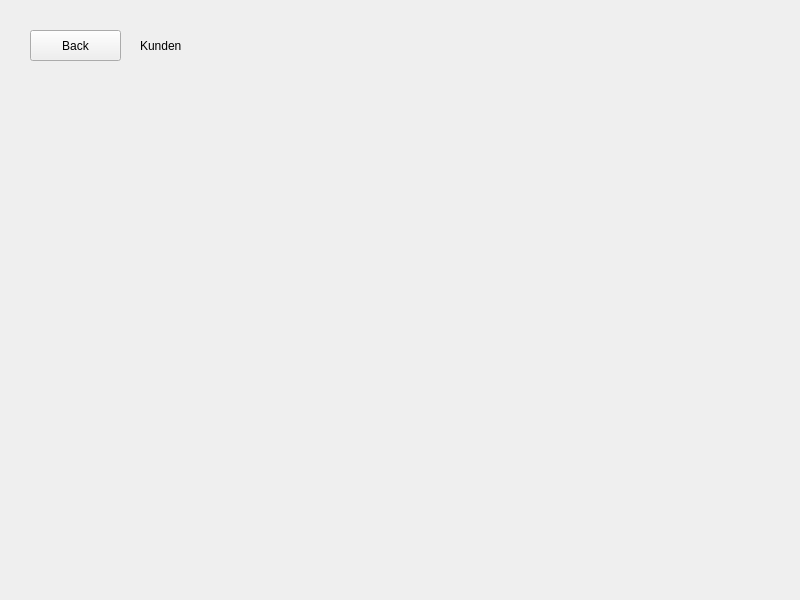
The window that overviewkunde.ui (luis-we/SchulaufgabePRO) describes before a commit, drawn with Qt 5.
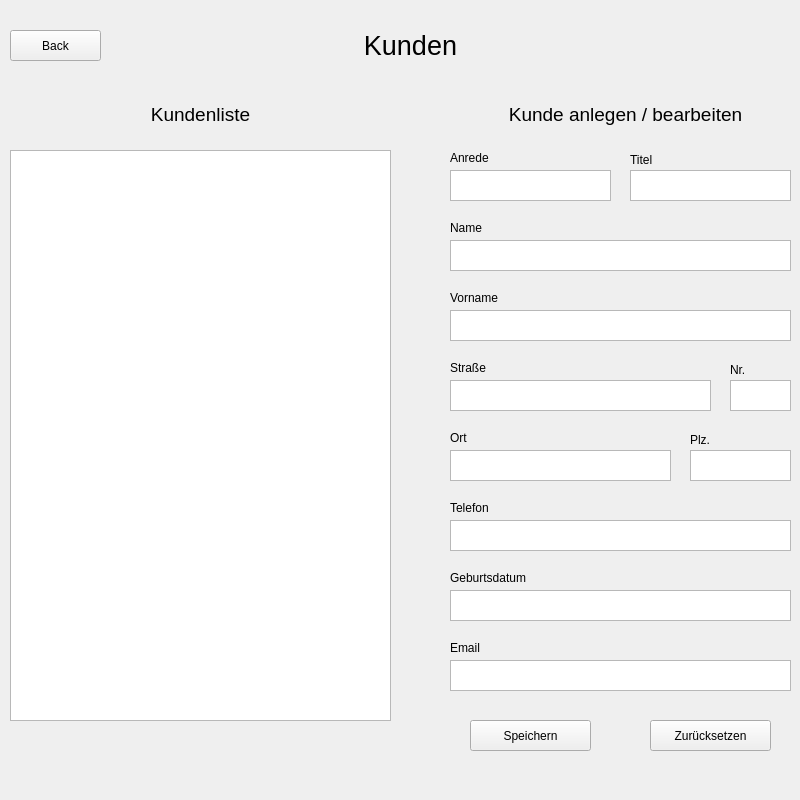
The same window after the commit.

Commit message: added ui and btn slots

The edit to the form file:
```diff
--- a/overviewkunde.ui
+++ b/overviewkunde.ui
@@ -7,7 +7,7 @@
     <x>0</x>
     <y>0</y>
     <width>800</width>
-    <height>600</height>
+    <height>800</height>
    </rect>
   </property>
   <property name="windowTitle">
@@ -16,7 +16,7 @@
   <widget class="QPushButton" name="back_to_main">
    <property name="geometry">
     <rect>
-     <x>30</x>
+     <x>10</x>
      <y>30</y>
      <width>91</width>
      <height>31</height>
@@ -29,14 +29,356 @@
   <widget class="QLabel" name="label">
    <property name="geometry">
     <rect>
-     <x>140</x>
+     <x>110</x>
      <y>30</y>
-     <width>111</width>
+     <width>601</width>
      <height>31</height>
     </rect>
    </property>
+   <property name="font">
+    <font>
+     <pointsize>20</pointsize>
+    </font>
+   </property>
+   <property name="layoutDirection">
+    <enum>Qt::LeftToRight</enum>
+   </property>
    <property name="text">
     <string>Kunden</string>
+   </property>
+   <property name="alignment">
+    <set>Qt::AlignCenter</set>
+   </property>
+  </widget>
+  <widget class="QListView" name="listView">
+   <property name="geometry">
+    <rect>
+     <x>10</x>
+     <y>150</y>
+     <width>381</width>
+     <height>571</height>
+    </rect>
+   </property>
+  </widget>
+  <widget class="QTextBrowser" name="textBrowser">
+   <property name="geometry">
+    <rect>
+     <x>450</x>
+     <y>170</y>
+     <width>161</width>
+     <height>31</height>
+    </rect>
+   </property>
+  </widget>
+  <widget class="QTextBrowser" name="textBrowser_2">
+   <property name="geometry">
+    <rect>
+     <x>450</x>
+     <y>240</y>
+     <width>341</width>
+     <height>31</height>
+    </rect>
+   </property>
+  </widget>
+  <widget class="QTextBrowser" name="textBrowser_3">
+   <property name="geometry">
+    <rect>
+     <x>450</x>
+     <y>310</y>
+     <width>341</width>
+     <height>31</height>
+    </rect>
+   </property>
+  </widget>
+  <widget class="QTextBrowser" name="textBrowser_4">
+   <property name="geometry">
+    <rect>
+     <x>450</x>
+     <y>380</y>
+     <width>261</width>
+     <height>31</height>
+    </rect>
+   </property>
+  </widget>
+  <widget class="QTextBrowser" name="textBrowser_5">
+   <property name="geometry">
+    <rect>
+     <x>450</x>
+     <y>450</y>
+     <width>221</width>
+     <height>31</height>
+    </rect>
+   </property>
+  </widget>
+  <widget class="QLabel" name="label_2">
+   <property name="geometry">
+    <rect>
+     <x>450</x>
+     <y>150</y>
+     <width>211</width>
+     <height>16</height>
+    </rect>
+   </property>
+   <property name="text">
+    <string>Anrede</string>
+   </property>
+  </widget>
+  <widget class="QLabel" name="label_3">
+   <property name="geometry">
+    <rect>
+     <x>450</x>
+     <y>220</y>
+     <width>211</width>
+     <height>16</height>
+    </rect>
+   </property>
+   <property name="text">
+    <string>Name</string>
+   </property>
+  </widget>
+  <widget class="QLabel" name="label_4">
+   <property name="geometry">
+    <rect>
+     <x>450</x>
+     <y>290</y>
+     <width>211</width>
+     <height>16</height>
+    </rect>
+   </property>
+   <property name="text">
+    <string>Vorname</string>
+   </property>
+  </widget>
+  <widget class="QLabel" name="label_5">
+   <property name="geometry">
+    <rect>
+     <x>450</x>
+     <y>360</y>
+     <width>211</width>
+     <height>16</height>
+    </rect>
+   </property>
+   <property name="text">
+    <string>Straße</string>
+   </property>
+  </widget>
+  <widget class="QLabel" name="label_6">
+   <property name="geometry">
+    <rect>
+     <x>450</x>
+     <y>430</y>
+     <width>211</width>
+     <height>16</height>
+    </rect>
+   </property>
+   <property name="text">
+    <string>Ort</string>
+   </property>
+  </widget>
+  <widget class="QPushButton" name="pushButton">
+   <property name="geometry">
+    <rect>
+     <x>470</x>
+     <y>720</y>
+     <width>121</width>
+     <height>31</height>
+    </rect>
+   </property>
+   <property name="text">
+    <string>Speichern</string>
+   </property>
+  </widget>
+  <widget class="QPushButton" name="pushButton_2">
+   <property name="geometry">
+    <rect>
+     <x>650</x>
+     <y>720</y>
+     <width>121</width>
+     <height>31</height>
+    </rect>
+   </property>
+   <property name="text">
+    <string>Zurücksetzen</string>
+   </property>
+  </widget>
+  <widget class="QLabel" name="label_8">
+   <property name="geometry">
+    <rect>
+     <x>450</x>
+     <y>99</y>
+     <width>351</width>
+     <height>31</height>
+    </rect>
+   </property>
+   <property name="font">
+    <font>
+     <pointsize>14</pointsize>
+    </font>
+   </property>
+   <property name="text">
+    <string>Kunde anlegen / bearbeiten</string>
+   </property>
+   <property name="alignment">
+    <set>Qt::AlignCenter</set>
+   </property>
+  </widget>
+  <widget class="QLabel" name="label_9">
+   <property name="geometry">
+    <rect>
+     <x>10</x>
+     <y>99</y>
+     <width>381</width>
+     <height>31</height>
+    </rect>
+   </property>
+   <property name="font">
+    <font>
+     <pointsize>14</pointsize>
+    </font>
+   </property>
+   <property name="text">
+    <string>Kundenliste</string>
+   </property>
+   <property name="alignment">
+    <set>Qt::AlignCenter</set>
+   </property>
+  </widget>
+  <widget class="QLabel" name="label_10">
+   <property name="geometry">
+    <rect>
+     <x>450</x>
+     <y>500</y>
+     <width>211</width>
+     <height>16</height>
+    </rect>
+   </property>
+   <property name="text">
+    <string>Telefon</string>
+   </property>
+  </widget>
+  <widget class="QLabel" name="label_11">
+   <property name="geometry">
+    <rect>
+     <x>730</x>
+     <y>360</y>
+     <width>61</width>
+     <height>20</height>
+    </rect>
+   </property>
+   <property name="text">
+    <string>Nr.</string>
+   </property>
+  </widget>
+  <widget class="QLabel" name="label_12">
+   <property name="geometry">
+    <rect>
+     <x>450</x>
+     <y>570</y>
+     <width>211</width>
+     <height>16</height>
+    </rect>
+   </property>
+   <property name="text">
+    <string>Geburtsdatum</string>
+   </property>
+  </widget>
+  <widget class="QLabel" name="label_13">
+   <property name="geometry">
+    <rect>
+     <x>630</x>
+     <y>150</y>
+     <width>161</width>
+     <height>20</height>
+    </rect>
+   </property>
+   <property name="text">
+    <string>Titel</string>
+   </property>
+  </widget>
+  <widget class="QLabel" name="label_14">
+   <property name="geometry">
+    <rect>
+     <x>450</x>
+     <y>640</y>
+     <width>211</width>
+     <height>16</height>
+    </rect>
+   </property>
+   <property name="text">
+    <string>Email</string>
+   </property>
+  </widget>
+  <widget class="QLabel" name="label_15">
+   <property name="geometry">
+    <rect>
+     <x>690</x>
+     <y>430</y>
+     <width>61</width>
+     <height>20</height>
+    </rect>
+   </property>
+   <property name="text">
+    <string>Plz.</string>
+   </property>
+  </widget>
+  <widget class="QTextBrowser" name="textBrowser_6">
+   <property name="geometry">
+    <rect>
+     <x>730</x>
+     <y>380</y>
+     <width>61</width>
+     <height>31</height>
+    </rect>
+   </property>
+  </widget>
+  <widget class="QTextBrowser" name="textBrowser_7">
+   <property name="geometry">
+    <rect>
+     <x>690</x>
+     <y>450</y>
+     <width>101</width>
+     <height>31</height>
+    </rect>
+   </property>
+  </widget>
+  <widget class="QTextBrowser" name="textBrowser_8">
+   <property name="geometry">
+    <rect>
+     <x>630</x>
+     <y>170</y>
+     <width>161</width>
+     <height>31</height>
+    </rect>
+   </property>
+  </widget>
+  <widget class="QTextBrowser" name="textBrowser_9">
+   <property name="geometry">
+    <rect>
+     <x>450</x>
+     <y>520</y>
+     <width>341</width>
+     <height>31</height>
+    </rect>
+   </property>
+  </widget>
+  <widget class="QTextBrowser" name="textBrowser_10">
+   <property name="geometry">
+    <rect>
+     <x>450</x>
+     <y>590</y>
+     <width>341</width>
+     <height>31</height>
+    </rect>
+   </property>
+  </widget>
+  <widget class="QTextBrowser" name="textBrowser_11">
+   <property name="geometry">
+    <rect>
+     <x>450</x>
+     <y>660</y>
+     <width>341</width>
+     <height>31</height>
+    </rect>
    </property>
   </widget>
  </widget>
```
The commit also changes 3 other files.
